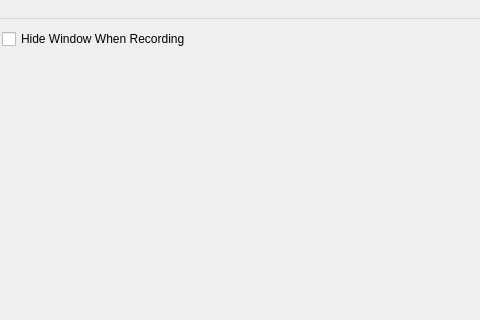
First picture: the form in ui/MainWindow.ui, repository nickpnevmati/MacroRecorderPython, before the edit; both pictures show x 310 to 790 and y 0 to 320 of the 959 by 625 pixel window.
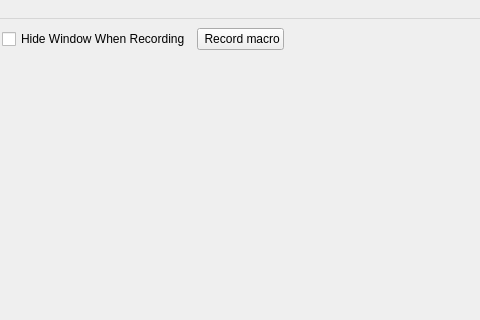
Second picture: the form after the edit.

Commit message: added a useless button

```diff
--- a/ui/MainWindow.ui
+++ b/ui/MainWindow.ui
@@ -60,6 +60,13 @@
         </property>
        </widget>
       </item>
+      <item>
+       <widget class="QPushButton" name="registerMacroButton">
+        <property name="text">
+         <string> Record macro</string>
+        </property>
+       </widget>
+      </item>
       <item>
        <spacer name="horizontalSpacer">
         <property name="orientation">
```
